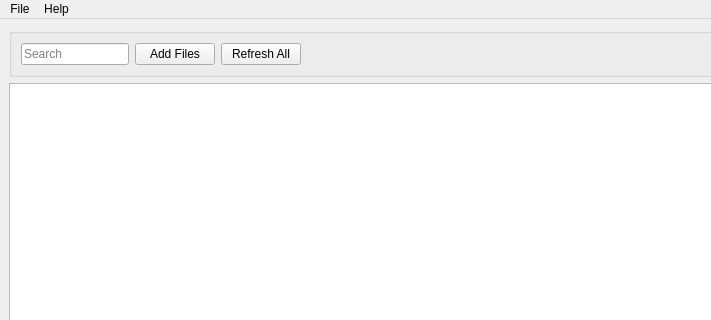
JLMcBride22/SourceCodeChecker, file plyj-master/GUI/UIFiles/GUItake2.ui: the form before one commit; both pictures show x 0 to 711 and y 0 to 320 of the 858 by 608 pixel window.
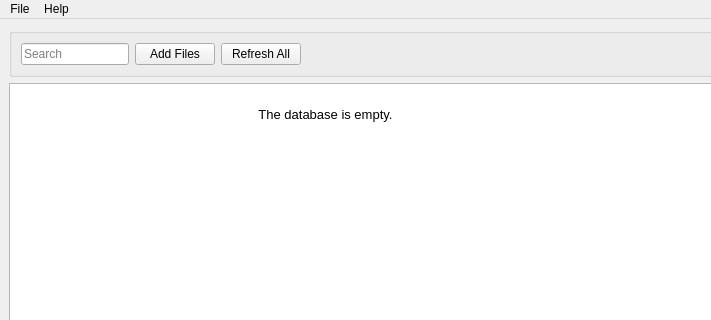
The form after the commit.

What changed in the file:
```diff
--- a/plyj-master/GUI/UIFiles/GUItake2.ui
+++ b/plyj-master/GUI/UIFiles/GUItake2.ui
@@ -131,6 +131,27 @@
      </widget>
     </item>
    </layout>
+   <widget class="QLabel" name="label">
+    <property name="geometry">
+     <rect>
+      <x>50</x>
+      <y>80</y>
+      <width>551</width>
+      <height>31</height>
+     </rect>
+    </property>
+    <property name="font">
+     <font>
+      <pointsize>10</pointsize>
+     </font>
+    </property>
+    <property name="text">
+     <string>The database is empty.</string>
+    </property>
+    <property name="alignment">
+     <set>Qt::AlignCenter</set>
+    </property>
+   </widget>
   </widget>
   <widget class="QMenuBar" name="menubar">
    <property name="geometry">
```
Left out of the diff: 42 changed lines with no effect on the pictures.
